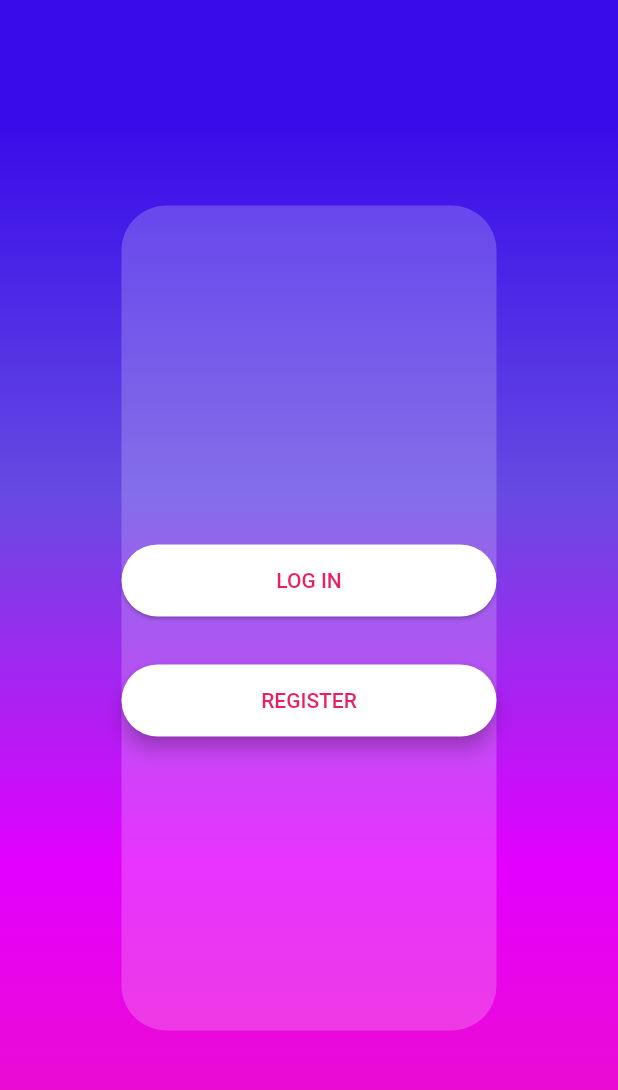
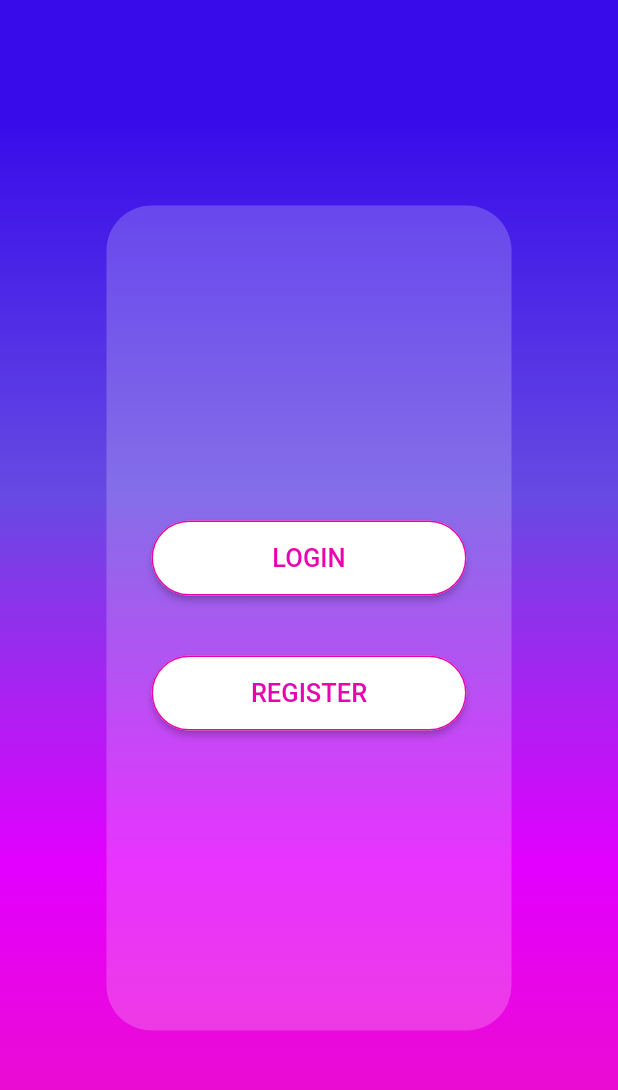
Before and after one commit to pavithrahareddy/yeah, a Flutter app: the screen it shows after launch, on a phone screen of 412 x 824 dp. Shown: the top 1090 px of the screen. Run offline on Flutter 3.47's test engine with Material 2 defaults, Android fonts, the phone set to English and light mode, and no system bars.

Commit message:
Completed Buttons for landing screen.

```diff
--- a/lib/authentication/landing.dart
+++ b/lib/authentication/landing.dart
@@ -32,7 +32,7 @@ class _LandingScreenState extends State<LandingScreen> {
       child: Center(
         child: Container(
           height: 550.0,
-          width: 250.0,
+          width: 270.0,
           decoration: BoxDecoration(
             borderRadius: BorderRadius.circular(30.0),
             //color: Color.fromRGBO(255, 255, 2555, 0.5),
@@ -45,49 +45,52 @@ class _LandingScreenState extends State<LandingScreen> {
            Container(
            width: 25.0,
            height: 25.0,
-
            ),
           SizedBox(
             height: 5.0,
           ),
-             Padding(padding: EdgeInsets.symmetric(vertical: 16.0),
-            child: Material(
-            elevation: 1.0,
+            Container(
+              margin: const EdgeInsets.fromLTRB(30, 10, 30, 30),
+              child: MaterialButton(
+                height: 50.0,
+                minWidth: 0,
+                padding: EdgeInsets.all(1.0),
                 color: Colors.white,
+                shape: RoundedRectangleBorder(
                   borderRadius: BorderRadius.circular(30.0),
-
-            child: MaterialButton(
+                      side: BorderSide(color: Color(0xFFEA02B1),)
+                ),
+                textColor: Color(0xFFEA02B1),
+                child: Text("LOGIN",
+                style: TextStyle(
+                  fontSize: 17,
+                ),
+                ),
                 onPressed: () {
                   Navigator.pushNamed(context, LoginScreen.id);
                 },
-              minWidth: 88.0,
-              height: 42.0,
-
-              child: Text(
-                  'LOG IN',
-                      style: TextStyle(color: Colors.pink),
               ),
             ),
+             Container(
+               margin: const EdgeInsets.fromLTRB(30, 10, 30, 30),
+               child: MaterialButton(
+                 height: 50.0,
+                 minWidth: 0,
+                 padding: EdgeInsets.all(1.0),
+                 color: Colors.white,
+                 shape: RoundedRectangleBorder(
+                     borderRadius: BorderRadius.circular(30.0),
+                     side: BorderSide(color: Color(0xFFEA02B1),)
                  ),
-
+                 textColor: Color(0xFFEA02B1),
+                 child:  Text("REGISTER",
+                   style: TextStyle(
+                     fontSize: 17,
                    ),
-             Padding(
-               padding: EdgeInsets.symmetric(vertical: 16.0),
-               child: Material(
-                 elevation: 5.0,
-                 color: Colors.white,
-                 borderRadius: BorderRadius.circular(30.0),
-                 child: MaterialButton(
+                 ),
                  onPressed: () {
                    Navigator.pushNamed(context, RegisterScreen.id);
                  },
-                   minWidth: 50.0,
-                   height: 42.0,
-                   child: Text(
-                     'REGISTER',
-                     style: TextStyle(color: Colors.pink),
-                   ),
-                 ),
                ),
              ),
            ],
@@ -95,6 +98,5 @@ class _LandingScreenState extends State<LandingScreen> {
         ),
       ),
     );
-
   }
 }
```
Lines whose indentation alone changed are shown as unchanged.
